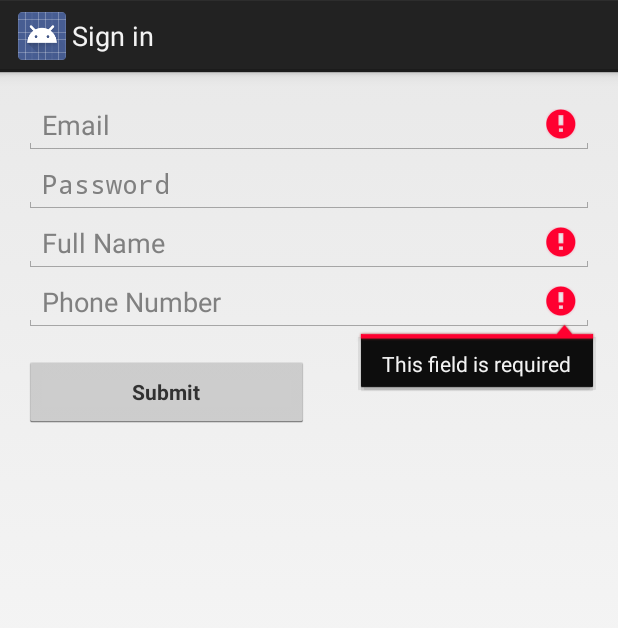
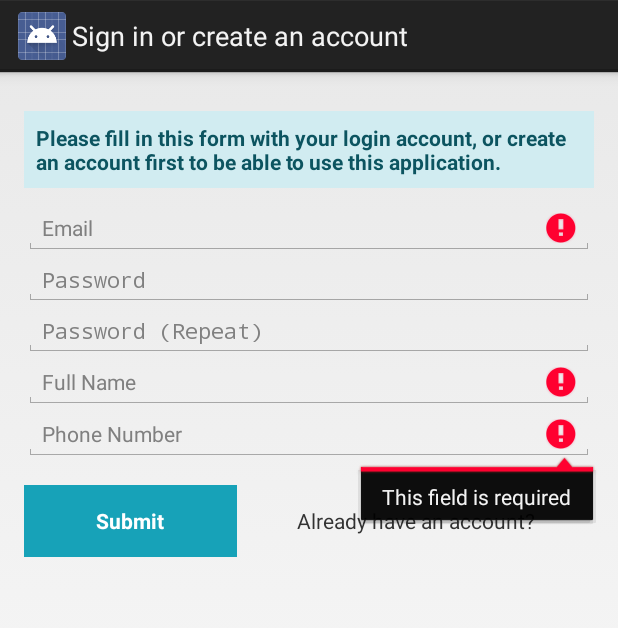
Before and after one commit to faridefendi58/lollipos, an Android app: the screen it shows after launch (LoginActivity), after a tap on "Submit", on a phone screen of 412 x 824 dp. Shown: the top 628 px of the screen. Run offline under Robolectric (Android 15) with nearby library versions, the phone set to English and light mode, and no system bars; 2 statements that could not run were skipped; 2 other taps on this screen came first.

Commit message:
Check existing email on registration

```diff
--- a/app/src/main/java/id/web/jagungbakar/lollipos/domain/ProfileController.java
+++ b/app/src/main/java/id/web/jagungbakar/lollipos/domain/ProfileController.java
@@ -54,7 +54,8 @@ public class ProfileController {
 
 
     public ContentValues getDataByEmail(String email) {
-        List<Object> contents = database.select("SELECT * FROM " + DatabaseContents.TABLE_ADMIN);
+        String queryString = "SELECT * FROM " + DatabaseContents.TABLE_ADMIN + " WHERE email = '"+ email +"'";
+        List<Object> contents = database.select(queryString);
 
         if (contents.isEmpty()) {
             return null;
--- a/app/src/main/java/id/web/jagungbakar/lollipos/ui/LoginActivity.java
+++ b/app/src/main/java/id/web/jagungbakar/lollipos/ui/LoginActivity.java
@@ -55,13 +55,6 @@ public class LoginActivity extends Activity implements LoaderCallbacks<Cursor> {
     private static final int REQUEST_READ_CONTACTS = 0;
 
     /**
-     * A dummy authentication store containing known user names and passwords.
-     * TODO: remove after connecting to a real authentication system.
-     */
-    private static final String[] DUMMY_CREDENTIALS = new String[]{
-            "admin@localhost.com:123456"
-    };
-    /**
      * Keep track of the login task to ensure we can cancel it if requested.
      */
     private UserLoginTask mAuthTask = null;
@@ -69,11 +62,13 @@ public class LoginActivity extends Activity implements LoaderCallbacks<Cursor> {
     // UI references.
     private AutoCompleteTextView mEmailView;
     private EditText mPasswordView;
+    private EditText passwordRepeat;
     private EditText nameBox;
     private EditText phoneBox;
     private Button mEmailSignInButton;
     private Button signup_button;
     private Button register_button;
+    private Button signin_button;
     private View mProgressView;
     private View mLoginFormView;
 
@@ -131,6 +126,8 @@ public class LoginActivity extends Activity implements LoaderCallbacks<Cursor> {
             }
         });
         register_button = (Button) findViewById(R.id.register_button);
+        signin_button = (Button) findViewById(R.id.signin_button);
+        passwordRepeat = (EditText) findViewById(R.id.passwordRepeat);
     }
 
     private void populateAutoComplete() {
@@ -355,8 +352,6 @@ public class LoginActivity extends Activity implements LoaderCallbacks<Cursor> {
                 }
 
                 return true;
-            } else {
-                Log.e("Login", "admin : nothing");
             }
 
             return false;
@@ -410,6 +405,18 @@ public class LoginActivity extends Activity implements LoaderCallbacks<Cursor> {
         mEmailSignInButton.setVisibility(View.GONE);
         signup_button.setVisibility(View.VISIBLE);
         register_button.setVisibility(View.GONE);
+        signin_button.setVisibility(View.VISIBLE);
+        passwordRepeat.setVisibility(View.VISIBLE);
+    }
+
+    public void signinRequest(View view) {
+        nameBox.setVisibility(View.GONE);
+        phoneBox.setVisibility(View.GONE);
+        mEmailSignInButton.setVisibility(View.VISIBLE);
+        signup_button.setVisibility(View.GONE);
+        register_button.setVisibility(View.VISIBLE);
+        signin_button.setVisibility(View.GONE);
+        passwordRepeat.setVisibility(View.GONE);
     }
 
     private void attemptRegister() {
@@ -424,6 +431,7 @@ public class LoginActivity extends Activity implements LoaderCallbacks<Cursor> {
         // Store values at the time of the login attempt.
         String email = mEmailView.getText().toString();
         String password = mPasswordView.getText().toString();
+        String password_repeat = passwordRepeat.getText().toString();
         String full_name = nameBox.getText().toString();
         String phone = phoneBox.getText().toString();
 
@@ -437,6 +445,18 @@ public class LoginActivity extends Activity implements LoaderCallbacks<Cursor> {
             cancel = true;
         }
 
+        if (!TextUtils.isEmpty(password_repeat) && !isPasswordValid(password_repeat)) {
+            passwordRepeat.setError(getString(R.string.error_invalid_password));
+            focusView = passwordRepeat;
+            cancel = true;
+        }
+
+        if (!password_repeat.equals(password)) {
+            passwordRepeat.setError(getString(R.string.error_invalid_password_repeat));
+            focusView = passwordRepeat;
+            cancel = true;
+        }
+
         // Check for a valid email address.
         if (TextUtils.isEmpty(email)) {
             mEmailView.setError(getString(R.string.error_field_required));
@@ -446,6 +466,13 @@ public class LoginActivity extends Activity implements LoaderCallbacks<Cursor> {
             mEmailView.setError(getString(R.string.error_invalid_email));
             focusView = mEmailView;
             cancel = true;
+        } else {
+            ContentValues adminData = ProfileController.getInstance().getDataByEmail(email);
+            if (adminData != null) {
+                mEmailView.setError(getString(R.string.error_unavailable_email));
+                focusView = mEmailView;
+                cancel = true;
+            }
         }
 
         if (TextUtils.isEmpty(full_name)) {
@@ -472,7 +499,7 @@ public class LoginActivity extends Activity implements LoaderCallbacks<Cursor> {
             content.put("phone", phone);
 
             int id = ProfileController.getInstance().register(content);
-            Log.e("Register", "id : "+ id);
+            //Log.e("Register", "id : "+ id);
             if (id > 0) {
                 mAuthTask = new UserLoginTask(email, password);
                 mAuthTask.execute((Void) null);
--- a/app/src/main/res/layout/activity_login.xml
+++ b/app/src/main/res/layout/activity_login.xml
@@ -29,10 +29,23 @@
             android:id="@+id/email_login_form"
             android:layout_width="match_parent"
             android:layout_height="wrap_content"
-            android:orientation="vertical">
+            android:orientation="vertical"
+            android:layout_below="@+id/logo_container">
+
+            <TextView
+                android:layout_width="match_parent"
+                android:layout_height="wrap_content"
+                android:textStyle="bold"
+                android:textAllCaps="false"
+                android:text="@string/login_header_information"
+                android:layout_marginVertical="10dp"
+                android:padding="8dp"
+                android:background="@color/alertInfo"
+                android:textColor="@color/alertInfoFontColor"/>
 
             <AutoCompleteTextView
                 android:id="@+id/email"
+                style="?android:textAppearanceSmall"
                 android:layout_width="match_parent"
                 android:layout_height="wrap_content"
                 android:hint="@string/prompt_email"
@@ -42,6 +55,7 @@
 
             <EditText
                 android:id="@+id/password"
+                style="?android:textAppearanceSmall"
                 android:layout_width="match_parent"
                 android:layout_height="wrap_content"
                 android:hint="@string/prompt_password"
@@ -53,7 +67,22 @@
                 android:singleLine="true" />
 
             <EditText
+                android:id="@+id/passwordRepeat"
+                style="?android:textAppearanceSmall"
+                android:layout_width="match_parent"
+                android:layout_height="wrap_content"
+                android:hint="@string/prompt_password_repeat"
+                android:imeActionId="6"
+                android:imeActionLabel="@string/action_sign_in_short"
+                android:imeOptions="actionUnspecified"
+                android:inputType="textPassword"
+                android:maxLines="1"
+                android:singleLine="true"
+                android:visibility="gone"/>
+
+            <EditText
                 android:id="@+id/nameBox"
+                style="?android:textAppearanceSmall"
                 android:layout_width="match_parent"
                 android:layout_height="wrap_content"
                 android:hint="@string/prompt_name"
@@ -67,6 +96,7 @@
 
             <EditText
                 android:id="@+id/phoneBox"
+                style="?android:textAppearanceSmall"
                 android:layout_width="match_parent"
                 android:layout_height="wrap_content"
                 android:hint="@string/prompt_phone"
@@ -92,7 +122,9 @@
                     android:layout_marginTop="16dp"
                     android:text="@string/action_sign_in_short"
                     android:textStyle="bold"
-                    android:layout_weight="1"/>
+                    android:layout_weight="1"
+                    android:background="@color/btnInfo"
+                    android:textColor="@color/colorWhite"/>
 
                 <Button
                     android:id="@+id/register_button"
@@ -114,7 +146,22 @@
                     android:layout_marginTop="16dp"
                     android:text="@string/action_submit"
                     android:textStyle="bold"
-                    android:layout_weight="1"
+                    android:layout_weight="0.75"
+                    android:visibility="gone"
+                    android:background="@color/btnInfo"
+                    android:textColor="@color/colorWhite"/>
+
+                <Button
+                    android:id="@+id/signin_button"
+                    style="?android:textAppearanceSmall"
+                    android:layout_width="0dp"
+                    android:layout_height="wrap_content"
+                    android:layout_marginTop="16dp"
+                    android:text="@string/action_have_account"
+                    android:layout_weight="1.25"
+                    android:background="@android:color/transparent"
+                    android:onClick="signinRequest"
+                    android:clickable="true"
                     android:visibility="gone"/>
 
             </LinearLayout>
--- a/app/src/main/res/values/strings.xml
+++ b/app/src/main/res/values/strings.xml
@@ -122,23 +122,29 @@
         <item name="android:shadowRadius">2</item>
     </style>
 
-    <string name="title_activity_login">Sign in</string>
+    <string name="title_activity_login">Sign in or create an account</string>
 
     <!-- Strings related to login -->
     <string name="prompt_email">Email</string>
     <string name="prompt_password">Password</string>
+    <string name="prompt_password_repeat">Password (Repeat)</string>
     <string name="prompt_name">Full Name</string>
     <string name="prompt_phone">Phone Number</string>
     <string name="action_sign_in">Sign in or register</string>
     <string name="action_sign_in_short">Sign in</string>
-    <string name="action_register">Register now ?</string>
+    <string name="action_register">Create new account?</string>
+    <string name="action_have_account">Already have an account?</string>
     <string name="action_submit">Submit</string>
     <string name="error_invalid_email">This email address is invalid</string>
+    <string name="error_unavailable_email">This email address is already exist</string>
     <string name="error_invalid_password">This password is too short</string>
+    <string name="error_invalid_password_repeat">Please repeat your password correctly</string>
     <string name="error_incorrect_password">This password is incorrect</string>
     <string name="error_field_required">This field is required</string>
     <string name="permission_rationale">"Contacts permissions are needed for providing email
         completions."
     </string>
+    <string name="login_header_information">Please fill in this form with your login account,
+        or create an account first to be able to use this application.</string>
 
 </resources>
```
Also changed, not shown: app/src/main/res/values/colors.xml (+20 -0 lines), 1 other file.
